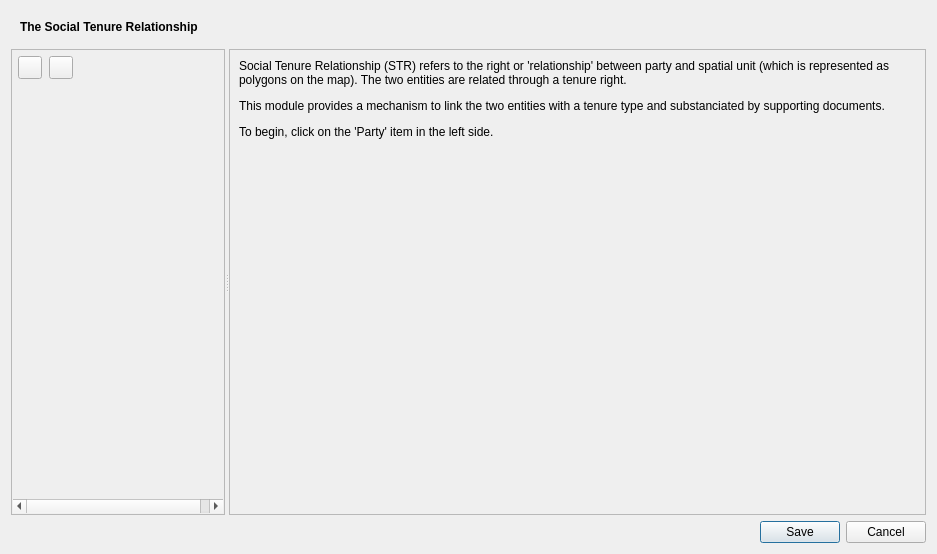
gltn/stdm, file ui/social_tenure/ui_str_editor.ui: the form before one commit.
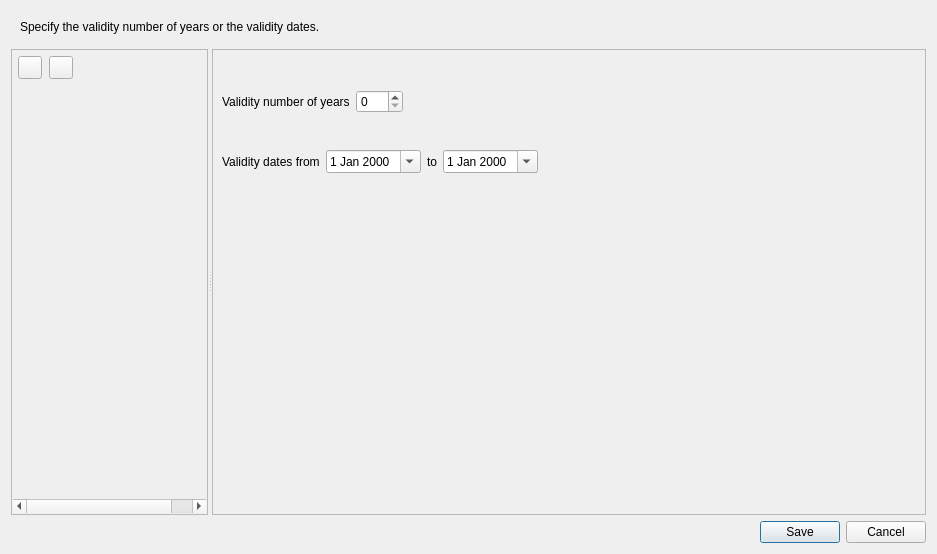
The form after the commit. Icons and pictures are not drawn. Custom widgets are drawn as their Qt base class.

Commit message: Added validity period in STR module

Patch:
```diff
--- a/ui/social_tenure/ui_str_editor.ui
+++ b/ui/social_tenure/ui_str_editor.ui
@@ -34,7 +34,7 @@
         </sizepolicy>
        </property>
        <property name="currentIndex">
-        <number>0</number>
+        <number>5</number>
        </property>
        <widget class="QWidget" name="page">
         <layout class="QVBoxLayout" name="verticalLayout_15">
@@ -103,6 +103,17 @@
          </item>
         </layout>
        </widget>
+       <widget class="QWidget" name="page_6">
+        <layout class="QVBoxLayout" name="verticalLayout_18">
+         <item>
+          <widget class="QLabel" name="label_10">
+           <property name="text">
+            <string>Specify the validity number of years or the validity dates.</string>
+           </property>
+          </widget>
+         </item>
+        </layout>
+       </widget>
       </widget>
      </item>
     </layout>
@@ -244,8 +255,8 @@
            <rect>
             <x>0</x>
             <y>0</y>
-            <width>246</width>
-            <height>409</height>
+            <width>220</width>
+            <height>388</height>
            </rect>
           </property>
           <property name="sizePolicy">
@@ -279,7 +290,7 @@
        <number>0</number>
       </property>
       <property name="currentIndex">
-       <number>0</number>
+       <number>5</number>
       </property>
       <widget class="QWidget" name="componentPage1">
        <layout class="QVBoxLayout" name="verticalLayout_2">
@@ -499,6 +510,102 @@
         </item>
        </layout>
       </widget>
+      <widget class="QWidget" name="componentPage6">
+       <layout class="QVBoxLayout" name="verticalLayout_17">
+        <item>
+         <layout class="QHBoxLayout" name="horizontalLayout_3">
+          <item>
+           <widget class="QLabel" name="label_7">
+            <property name="text">
+             <string>Validity number of years</string>
+            </property>
+           </widget>
+          </item>
+          <item>
+           <widget class="QSpinBox" name="number_of_year">
+            <property name="maximum">
+             <number>200</number>
+            </property>
+           </widget>
+          </item>
+          <item>
+           <spacer name="horizontalSpacer_3">
+            <property name="orientation">
+             <enum>Qt::Horizontal</enum>
+            </property>
+            <property name="sizeHint" stdset="0">
+             <size>
+              <width>40</width>
+              <height>20</height>
+             </size>
+            </property>
+           </spacer>
+          </item>
+         </layout>
+        </item>
+        <item>
+         <layout class="QHBoxLayout" name="horizontalLayout_4">
+          <item>
+           <widget class="QLabel" name="label_8">
+            <property name="text">
+             <string>Validity dates from</string>
+            </property>
+           </widget>
+          </item>
+          <item>
+           <widget class="QDateEdit" name="validity_from_date">
+            <property name="calendarPopup">
+             <bool>true</bool>
+            </property>
+           </widget>
+          </item>
+          <item>
+           <widget class="QLabel" name="label_9">
+            <property name="text">
+             <string>to</string>
+            </property>
+           </widget>
+          </item>
+          <item>
+           <widget class="QDateEdit" name="validity_to_date">
+            <property name="calendarPopup">
+             <bool>true</bool>
+            </property>
+           </widget>
+          </item>
+          <item>
+           <spacer name="horizontalSpacer_2">
+            <property name="orientation">
+             <enum>Qt::Horizontal</enum>
+            </property>
+            <property name="sizeHint" stdset="0">
+             <size>
+              <width>40</width>
+              <height>20</height>
+             </size>
+            </property>
+           </spacer>
+          </item>
+         </layout>
+        </item>
+        <item>
+         <spacer name="verticalSpacer_2">
+          <property name="orientation">
+           <enum>Qt::Vertical</enum>
+          </property>
+          <property name="sizeType">
+           <enum>QSizePolicy::Fixed</enum>
+          </property>
+          <property name="sizeHint" stdset="0">
+           <size>
+            <width>20</width>
+            <height>300</height>
+           </size>
+          </property>
+         </spacer>
+        </item>
+       </layout>
+      </widget>
      </widget>
     </widget>
    </item>
```
Left out of the diff: 2 changed lines with no effect on the pictures. The commit also changes 7 other files.
